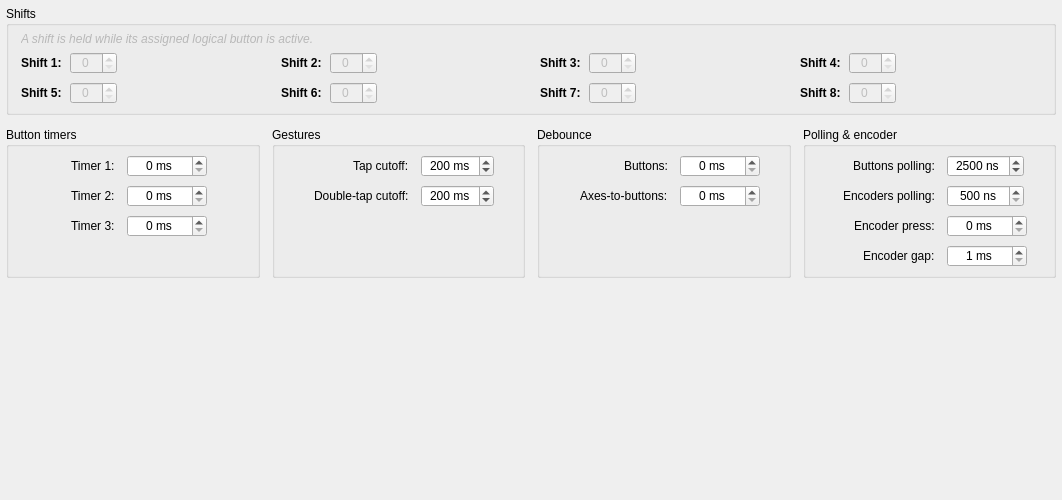
The window that src/widgets/shifts-timers/shiftstimersconfig.ui (anpeaco/FreeJoyXConfiguratorQt) describes before a commit, drawn with Qt 5.
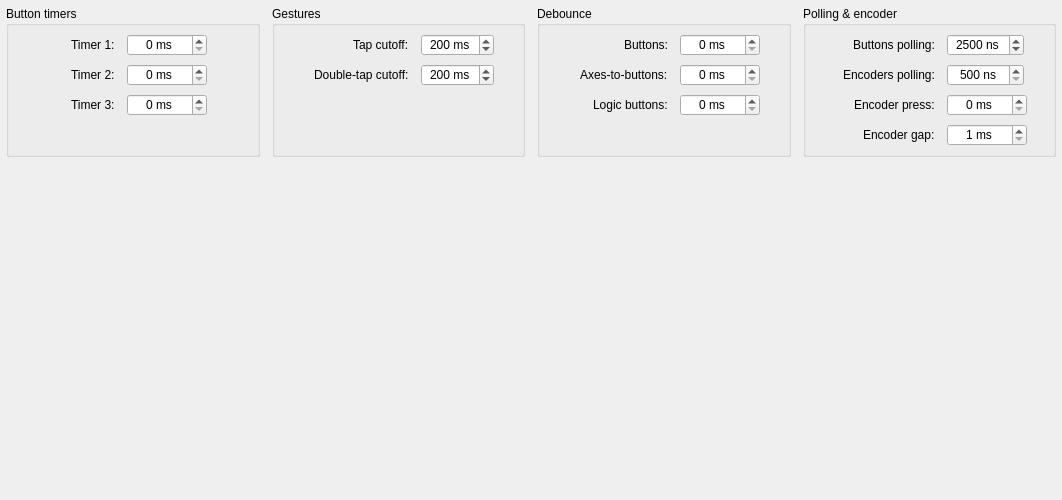
The same window after the commit.

Commit message: Shift buttons: held-state types, Sequential-toggle, global logic debounce (wire 0x0070)

What changed in the file:
```diff
--- a/src/widgets/shifts-timers/shiftstimersconfig.ui
+++ b/src/widgets/shifts-timers/shiftstimersconfig.ui
@@ -20,205 +20,6 @@
    <property name="bottomMargin"><number>6</number></property>
    <property name="spacing"><number>12</number></property>
 
-   <!-- ===== Shifts: a compact 4-column x 2-row grid (was 8 heavy boxes) ===== -->
-   <item>
-    <widget class="QGroupBox" name="groupBox_Shifts">
-     <property name="title"><string>Shifts</string></property>
-     <layout class="QVBoxLayout" name="layoutV_Shifts">
-      <property name="leftMargin"><number>12</number></property>
-      <property name="topMargin"><number>6</number></property>
-      <property name="rightMargin"><number>12</number></property>
-      <property name="bottomMargin"><number>8</number></property>
-      <property name="spacing"><number>6</number></property>
-      <item>
-       <widget class="QLabel" name="label_ShiftsHint">
-        <property name="text"><string>A shift is held while its assigned logical button is active.</string></property>
-        <property name="styleSheet"><string notr="true">color: palette(mid); font-style: italic;</string></property>
-       </widget>
-      </item>
-      <item>
-       <layout class="QGridLayout" name="grid_Shifts">
-        <property name="horizontalSpacing"><number>18</number></property>
-        <property name="verticalSpacing"><number>8</number></property>
-        <property name="columnStretch" stdset="0"><string notr="true">1,1,1,1</string></property>
-
-        <!-- row 0: shifts 1-4 -->
-        <item row="0" column="0">
-         <layout class="QHBoxLayout" name="cell_Shift1">
-          <property name="spacing"><number>8</number></property>
-          <item>
-           <widget class="QLabel" name="label_Shift1">
-            <property name="text"><string notr="true">Shift 1:</string></property>
-            <property name="font"><font><bold>true</bold></font></property>
-           </widget>
-          </item>
-          <item>
-           <widget class="QSpinBox" name="spinBox_Shift1">
-            <property name="enabled"><bool>false</bool></property>
-            <property name="maximumSize"><size><width>64</width><height>22</height></size></property>
-            <property name="alignment"><set>Qt::AlignCenter</set></property>
-            <property name="maximum"><number>128</number></property>
-            <property name="toolTip"><string>Shift trigger&#10;&#10;Logical button that holds this shift active.</string></property>
-           </widget>
-          </item>
-          <item><spacer name="sp_Shift1"><property name="orientation"><enum>Qt::Horizontal</enum></property><property name="sizeHint" stdset="0"><size><width>0</width><height>0</height></size></property></spacer></item>
-         </layout>
-        </item>
-        <item row="0" column="1">
-         <layout class="QHBoxLayout" name="cell_Shift2">
-          <property name="spacing"><number>8</number></property>
-          <item>
-           <widget class="QLabel" name="label_Shift2">
-            <property name="text"><string notr="true">Shift 2:</string></property>
-            <property name="font"><font><bold>true</bold></font></property>
-           </widget>
-          </item>
-          <item>
-           <widget class="QSpinBox" name="spinBox_Shift2">
-            <property name="enabled"><bool>false</bool></property>
-            <property name="maximumSize"><size><width>64</width><height>22</height></size></property>
-            <property name="alignment"><set>Qt::AlignCenter</set></property>
-            <property name="maximum"><number>128</number></property>
-            <property name="toolTip"><string>Shift trigger&#10;&#10;Logical button that holds this shift active.</string></property>
-           </widget>
-          </item>
-          <item><spacer name="sp_Shift2"><property name="orientation"><enum>Qt::Horizontal</enum></property><property name="sizeHint" stdset="0"><size><width>0</width><height>0</height></size></property></spacer></item>
-         </layout>
-        </item>
-        <item row="0" column="2">
-         <layout class="QHBoxLayout" name="cell_Shift3">
-          <property name="spacing"><number>8</number></property>
-          <item>
-           <widget class="QLabel" name="label_Shift3">
-            <property name="text"><string notr="true">Shift 3:</string></property>
-            <property name="font"><font><bold>true</bold></font></property>
-           </widget>
-          </item>
-          <item>
-           <widget class="QSpinBox" name="spinBox_Shift3">
-            <property name="enabled"><bool>false</bool></property>
-            <property name="maximumSize"><size><width>64</width><height>22</height></size></property>
-            <property name="alignment"><set>Qt::AlignCenter</set></property>
-            <property name="maximum"><number>128</number></property>
-            <property name="toolTip"><string>Shift trigger&#10;&#10;Logical button that holds this shift active.</string></property>
-           </widget>
-          </item>
-          <item><spacer name="sp_Shift3"><property name="orientation"><enum>Qt::Horizontal</enum></property><property name="sizeHint" stdset="0"><size><width>0</width><height>0</height></size></property></spacer></item>
-         </layout>
-        </item>
-        <item row="0" column="3">
-         <layout class="QHBoxLayout" name="cell_Shift4">
-          <property name="spacing"><number>8</number></property>
-          <item>
-           <widget class="QLabel" name="label_Shift4">
-            <property name="text"><string notr="true">Shift 4:</string></property>
-            <property name="font"><font><bold>true</bold></font></property>
-           </widget>
-          </item>
-          <item>
-           <widget class="QSpinBox" name="spinBox_Shift4">
-            <property name="enabled"><bool>false</bool></property>
-            <property name="maximumSize"><size><width>64</width><height>22</height></size></property>
-            <property name="alignment"><set>Qt::AlignCenter</set></property>
-            <property name="maximum"><number>128</number></property>
-            <property name="toolTip"><string>Shift trigger&#10;&#10;Logical button that holds this shift active.</string></property>
-           </widget>
-          </item>
-          <item><spacer name="sp_Shift4"><property name="orientation"><enum>Qt::Horizontal</enum></property><property name="sizeHint" stdset="0"><size><width>0</width><height>0</height></size></property></spacer></item>
-         </layout>
-        </item>
-
-        <!-- row 1: shifts 5-8 -->
-        <item row="1" column="0">
-         <layout class="QHBoxLayout" name="cell_Shift5">
-          <property name="spacing"><number>8</number></property>
-          <item>
-           <widget class="QLabel" name="label_Shift5">
-            <property name="text"><string notr="true">Shift 5:</string></property>
-            <property name="font"><font><bold>true</bold></font></property>
-           </widget>
-          </item>
-          <item>
-           <widget class="QSpinBox" name="spinBox_Shift5">
-            <property name="enabled"><bool>false</bool></property>
-            <property name="maximumSize"><size><width>64</width><height>22</height></size></property>
-            <property name="alignment"><set>Qt::AlignCenter</set></property>
-            <property name="maximum"><number>128</number></property>
-            <property name="toolTip"><string>Shift trigger&#10;&#10;Logical button that holds this shift active.</string></property>
-           </widget>
-          </item>
-          <item><spacer name="sp_Shift5"><property name="orientation"><enum>Qt::Horizontal</enum></property><property name="sizeHint" stdset="0"><size><width>0</width><height>0</height></size></property></spacer></item>
-         </layout>
-        </item>
-        <item row="1" column="1">
-         <layout class="QHBoxLayout" name="cell_Shift6">
-          <property name="spacing"><number>8</number></property>
-          <item>
-           <widget class="QLabel" name="label_Shift6">
-            <property name="text"><string notr="true">Shift 6:</string></property>
-            <property name="font"><font><bold>true</bold></font></property>
-           </widget>
-          </item>
-          <item>
-           <widget class="QSpinBox" name="spinBox_Shift6">
-            <property name="enabled"><bool>false</bool></property>
-            <property name="maximumSize"><size><width>64</width><height>22</height></size></property>
-            <property name="alignment"><set>Qt::AlignCenter</set></property>
-            <property name="maximum"><number>128</number></property>
-            <property name="toolTip"><string>Shift trigger&#10;&#10;Logical button that holds this shift active.</string></property>
-           </widget>
-          </item>
-          <item><spacer name="sp_Shift6"><property name="orientation"><enum>Qt::Horizontal</enum></property><property name="sizeHint" stdset="0"><size><width>0</width><height>0</height></size></property></spacer></item>
-         </layout>
-        </item>
-        <item row="1" column="2">
-         <layout class="QHBoxLayout" name="cell_Shift7">
-          <property name="spacing"><number>8</number></property>
-          <item>
-           <widget class="QLabel" name="label_Shift7">
-            <property name="text"><string notr="true">Shift 7:</string></property>
-            <property name="font"><font><bold>true</bold></font></property>
-           </widget>
-          </item>
-          <item>
-           <widget class="QSpinBox" name="spinBox_Shift7">
-            <property name="enabled"><bool>false</bool></property>
-            <property name="maximumSize"><size><width>64</width><height>22</height></size></property>
-            <property name="alignment"><set>Qt::AlignCenter</set></property>
-            <property name="maximum"><number>128</number></property>
-            <property name="toolTip"><string>Shift trigger&#10;&#10;Logical button that holds this shift active.</string></property>
-           </widget>
-          </item>
-          <item><spacer name="sp_Shift7"><property name="orientation"><enum>Qt::Horizontal</enum></property><property name="sizeHint" stdset="0"><size><width>0</width><height>0</height></size></property></spacer></item>
-         </layout>
-        </item>
-        <item row="1" column="3">
-         <layout class="QHBoxLayout" name="cell_Shift8">
-          <property name="spacing"><number>8</number></property>
-          <item>
-           <widget class="QLabel" name="label_Shift8">
-            <property name="text"><string notr="true">Shift 8:</string></property>
-            <property name="font"><font><bold>true</bold></font></property>
-           </widget>
-          </item>
-          <item>
-           <widget class="QSpinBox" name="spinBox_Shift8">
-            <property name="enabled"><bool>false</bool></property>
-            <property name="maximumSize"><size><width>64</width><height>22</height></size></property>
-            <property name="alignment"><set>Qt::AlignCenter</set></property>
-            <property name="maximum"><number>128</number></property>
-            <property name="toolTip"><string>Shift trigger&#10;&#10;Logical button that holds this shift active.</string></property>
-           </widget>
-          </item>
-          <item><spacer name="sp_Shift8"><property name="orientation"><enum>Qt::Horizontal</enum></property><property name="sizeHint" stdset="0"><size><width>0</width><height>0</height></size></property></spacer></item>
-         </layout>
-        </item>
-       </layout>
-      </item>
-     </layout>
-    </widget>
-   </item>
-
    <!-- ===== Timing settings: four logically-grouped cards filling the width ===== -->
    <item>
     <layout class="QHBoxLayout" name="row_Groups" stretch="1,1,1,1">
@@ -349,6 +150,16 @@
           <property name="maximum"><number>65535</number></property>
          </widget>
         </item>
+        <item row="2" column="0"><widget class="QLabel" name="text_logicDebounce"><property name="text"><string>Logic buttons:</string></property></widget></item>
+        <item row="2" column="1">
+         <widget class="QSpinBox" name="spinBox_LogicDebounce">
+          <property name="toolTip"><string>Shared settle time for all Logic-type buttons and shifts. A logic output commits only after its computed value is stable this long. 0 = off (commit immediately). Filters the transient glitch when a multi-pin encoded switch changes position.</string></property>
+          <property name="maximumSize"><size><width>90</width><height>22</height></size></property>
+          <property name="alignment"><set>Qt::AlignCenter</set></property>
+          <property name="suffix"><string> ms</string></property>
+          <property name="maximum"><number>65535</number></property>
+         </widget>
+        </item>
        </layout>
       </widget>
      </item>
```
The commit also changes 13 other files.
